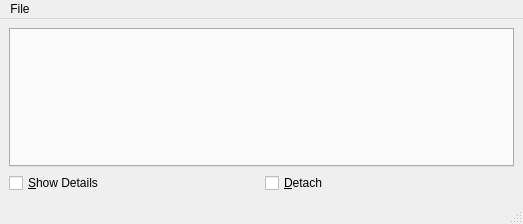
Above: client/src/app/mainwindow.ui from KDAB/FatCRM before the change. Below: the same form after it.
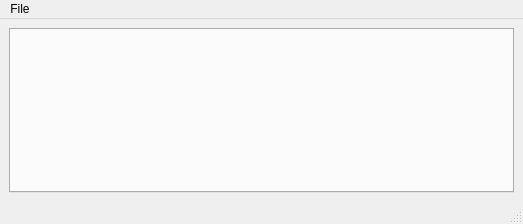
That is the form after the change.

Commit message: Embed details widget in scrollareas inside a splitter below the model/treeview. Make it always display the current item.

What changed in the file:
```diff
--- a/client/src/app/mainwindow.ui
+++ b/client/src/app/mainwindow.ui
@@ -14,37 +14,9 @@
    <string>SugarCRM Client</string>
   </property>
   <widget class="QWidget" name="centralwidget">
-   <layout class="QGridLayout" name="gridLayout">
-    <item row="0" column="0">
-     <layout class="QVBoxLayout" name="verticalLayout">
-      <item>
-       <widget class="QTabWidget" name="tabWidget"/>
-      </item>
-      <item>
-       <layout class="QHBoxLayout" name="horizontalLayout">
-        <item>
-         <widget class="QCheckBox" name="showDetails">
-          <property name="toolTip">
-           <string>Always show the Details widget if checked!</string>
-          </property>
-          <property name="text">
-           <string>&amp;Show Details</string>
-          </property>
-         </widget>
-        </item>
-        <item>
-         <widget class="QCheckBox" name="detachDetails">
-          <property name="toolTip">
-           <string>Display the Details  widget as a floating widget if checked  </string>
-          </property>
-          <property name="text">
-           <string>&amp;Detach</string>
-          </property>
-         </widget>
-        </item>
-       </layout>
-      </item>
-     </layout>
+   <layout class="QVBoxLayout" name="verticalLayout">
+    <item>
+     <widget class="QTabWidget" name="tabWidget"/>
     </item>
    </layout>
   </widget>
```
The commit also changes 8 other files.
